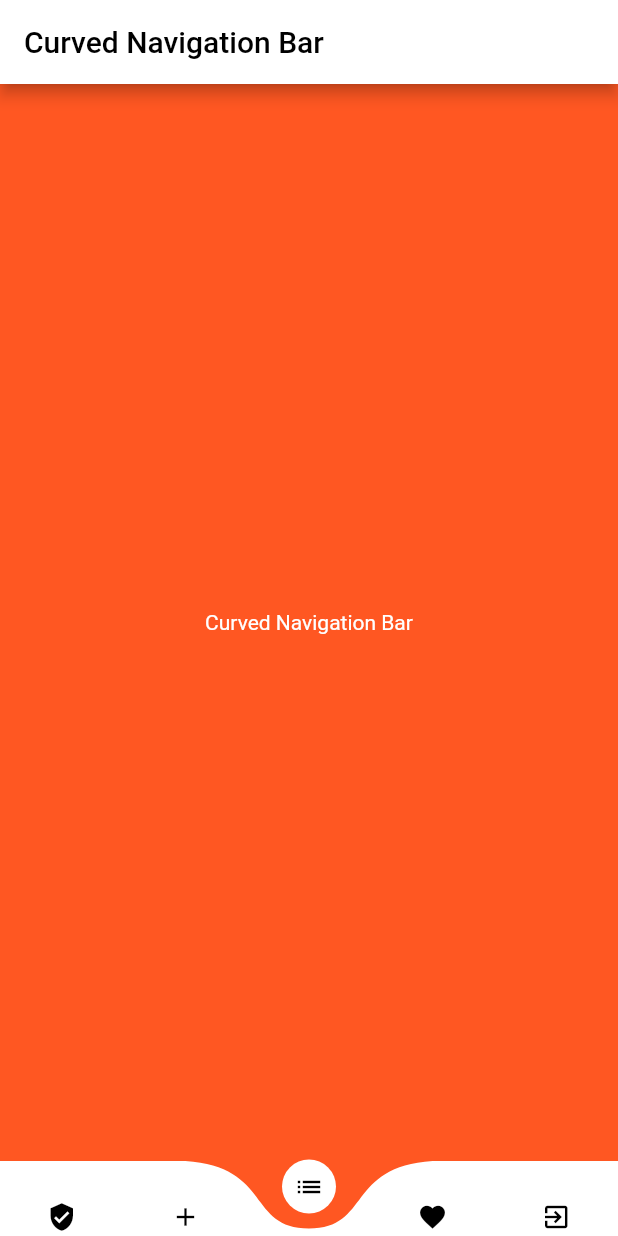
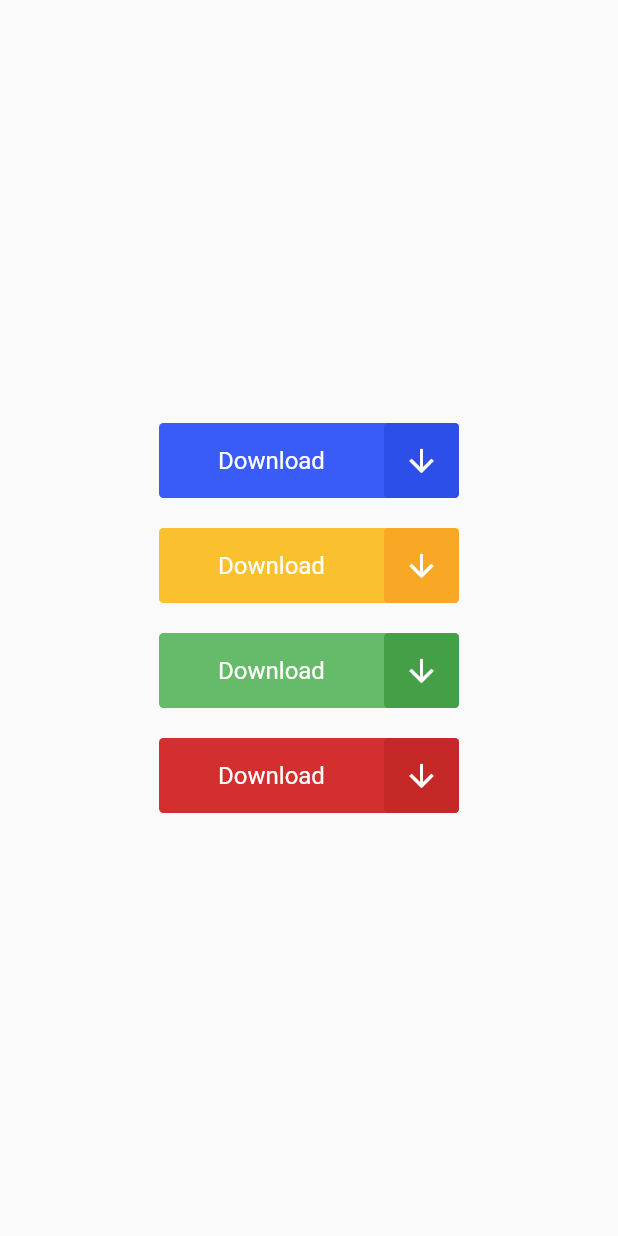
Before and after one commit to SantiagoGonzalezFernandez/Growing-In-Flutter, a Flutter app: the screen it shows after launch, on a phone screen of 412 x 824 dp. Run offline on Flutter 3.47's test engine with Material 2 defaults, Android fonts, the phone set to English and light mode, and no system bars; our stand-ins replace curved_navigation_bar, hidden_drawer_menu.

Commit message:
FINISHED: Download Button

```diff
--- /dev/null
+++ b/growing_in_flutter/lib/DownloadButton/download_button.dart
@@ -0,0 +1,18 @@
+//Imports that are not mine
+import 'package:flutter/material.dart';
+
+//Imports that are mine
+//Pages
+import 'package:growing_in_flutter/DownloadButton/src/pages/home_page.dart';
+
+class DownloadButton extends StatelessWidget {
+
+  @override
+  Widget build(BuildContext context) {
+    return MaterialApp(
+      debugShowCheckedModeBanner: false,
+      title: 'Download Button',
+      home: HomePage(),
+    );
+  }
+}
--- /dev/null
+++ b/growing_in_flutter/lib/DownloadButton/info.txt
@@ -0,0 +1,3 @@
+Download Button
+
+Video: https://www.youtube.com/watch?v=WsbMf9IiWGo&ab_channel=Afgprogrammer
--- /dev/null
+++ b/growing_in_flutter/lib/DownloadButton/src/pages/home_page.dart
@@ -0,0 +1,43 @@
+//Imports that are not mine
+import 'package:flutter/material.dart';
+
+//Imports that are mine
+//Widgets
+import 'package:growing_in_flutter/DownloadButton/src/widgets/download_button_animation.dart';
+
+class HomePage extends StatelessWidget {
+
+  @override
+  Widget build(BuildContext context) {
+    return Scaffold(
+      body: Container(
+        child: Center(
+          child: Column(
+            mainAxisAlignment: MainAxisAlignment.center,
+            children: [
+              DownloadButtonAnimation(
+                primaryColor: Color.fromRGBO(57, 92, 249, 1),
+                darkPrimaryColor: Color.fromRGBO(44, 78, 233, 1),
+              ),
+              SizedBox(height: 20.0),
+              DownloadButtonAnimation(
+                primaryColor: Colors.yellow[700],
+                darkPrimaryColor: Colors.yellow[800],
+              ),
+              SizedBox(height: 20.0),
+              DownloadButtonAnimation(
+                primaryColor: Colors.green[400],
+                darkPrimaryColor: Colors.green[600],
+              ),
+              SizedBox(height: 20.0),
+              DownloadButtonAnimation(
+                primaryColor: Colors.red[700],
+                darkPrimaryColor: Colors.red[800],
+              ),
+            ],
+          ),
+        )
+      ),
+    );
+  }
+}
--- /dev/null
+++ b/growing_in_flutter/lib/DownloadButton/src/widgets/download_button_animation.dart
@@ -0,0 +1,165 @@
+//Imports that are not mine
+import 'package:flutter/material.dart';
+
+//Imports that are mine
+
+class DownloadButtonAnimation extends StatefulWidget {
+
+  final Color primaryColor;
+  final Color darkPrimaryColor;
+
+  DownloadButtonAnimation({
+    Key key,
+    this.primaryColor,
+    this.darkPrimaryColor
+  }) : super(key: key);
+
+  @override
+  _DownloadButtonAnimationState createState() => _DownloadButtonAnimationState();
+}
+
+class _DownloadButtonAnimationState extends State<DownloadButtonAnimation> with TickerProviderStateMixin {
+
+  AnimationController _animationController;
+  AnimationController _scaleAnimationController;
+  AnimationController _fadeAnimationController;
+
+  Animation<double> _animation;
+  Animation<double> _scaleAnimation;
+  Animation<double> _fadeAnimation;
+
+  double buttonWidth = 200.0;
+  double scale = 1.0;
+  bool animationComplete = false;
+  double barColorOpacity = 0.6;
+  bool animationStart = false;
+
+  @override
+  void initState() {
+    super.initState();
+
+    _animationController = AnimationController(
+      vsync: this,
+      duration: Duration(seconds: 3)
+    );
+
+    _scaleAnimationController = AnimationController(
+      vsync: this,
+      duration: Duration(milliseconds: 300)
+    );
+
+    _fadeAnimationController = AnimationController(
+      vsync: this,
+      duration: Duration(milliseconds: 400)
+    );
+
+    _animation = Tween<double>(
+      begin: 0.0,
+      end: buttonWidth
+    ).animate(_animationController)..addStatusListener((status) {
+      if(status == AnimationStatus.completed) {
+        setState(() {
+          animationComplete = true;
+          barColorOpacity = 0.0;
+        });
+      }
+    });
+
+    _scaleAnimation = Tween<double>(
+      begin: 1.0,
+      end: 1.05
+    ).animate(_scaleAnimationController)..addStatusListener((status) {
+      if(status == AnimationStatus.completed) {
+        _scaleAnimationController.reverse();
+        _fadeAnimationController.forward();
+        _animationController.forward();
+      }
+    });
+
+    _fadeAnimation = Tween<double>(
+      begin: 50.0,
+      end: 0.0
+    ).animate(_fadeAnimationController);
+  }
+
+  @override
+  void dispose() {
+    super.dispose();
+
+    _animationController.dispose();
+    _fadeAnimationController.dispose();
+    _scaleAnimationController.dispose();
+  }
+
+  @override
+  Widget build(BuildContext context) {
+    return Stack(
+      children: [
+        AnimatedBuilder(
+          animation: _scaleAnimationController,
+          builder: (context, child) => Transform.scale(
+            scale: _scaleAnimation.value,
+            child: InkWell(
+              onTap: () {
+                _scaleAnimationController.forward();
+              },
+              child: Container(
+                width: 200.0,
+                height: 50.0,
+                decoration: BoxDecoration(
+                  color: widget.primaryColor,
+                  borderRadius: BorderRadius.circular(3.0)
+                ),
+                child: Row(
+                  children: [
+                    Expanded(
+                      child: Align(
+                        child: (animationComplete == false) ? Text(
+                          'Download',
+                          style: TextStyle(
+                            color: Colors.white,
+                            fontSize: 16.0
+                          ),
+                        ) : Icon(Icons.check, color: Colors.white),
+                      ),
+                    ),
+                    AnimatedBuilder(
+                      animation: _fadeAnimationController,
+                      builder: (context, child) => Container(
+                        width: _fadeAnimation.value,
+                        height: 50.0,
+                        decoration: BoxDecoration(
+                          color: widget.darkPrimaryColor,
+                          borderRadius: BorderRadius.circular(3.0)
+                        ),
+                        child: Icon(Icons.arrow_downward, color: Colors.white),
+                      ),
+                    )
+                  ],
+                ),
+              ),
+            ),
+          )
+        ),
+        AnimatedBuilder(
+          animation: _animationController,
+          builder: (context, child) => Positioned(
+            left: 0.0,
+            top: 0.0,
+            width: _animation.value,
+            height: 50.0,
+            child: AnimatedOpacity(
+              duration: Duration(milliseconds: 200),
+              opacity: barColorOpacity,
+              child: Container(
+                decoration: BoxDecoration(
+                  color: Colors.white
+                ),
+              ),
+            ),
+          ),
+        )
+      ],
+    );
+  }
+}
--- a/growing_in_flutter/lib/main.dart
+++ b/growing_in_flutter/lib/main.dart
@@ -1,5 +1,6 @@
 //Imports that are not mine
 import 'package:flutter/material.dart';
+import 'package:growing_in_flutter/DownloadButton/download_button.dart';
 
 //Imports that are mine
 //Hidden Drawer Menu
@@ -18,7 +19,7 @@ class MyApp extends StatefulWidget {
 
 class _MyAppState extends State<MyApp> {
 
-  int numberApp = 2;
+  int numberApp = 3;
   Widget materialApp;
 
   @override
@@ -29,6 +30,8 @@ class _MyAppState extends State<MyApp> {
       materialApp = ThemeProvider();
     } else if (numberApp == 2) {
       materialApp = CurvedNavigationBar();
+    } else if (numberApp == 3) {
+      materialApp = DownloadButton();
     } else {
       materialApp = NoAppSelected();
     }
--- a/growing_in_flutter/lib/number_app.txt
+++ b/growing_in_flutter/lib/number_app.txt
@@ -3,3 +3,4 @@ Number App
 0 = Hidden Drawer Menu
 1 = Theme Provider
 2 = Curved Navigation Bar
+3 = Download Button
```
